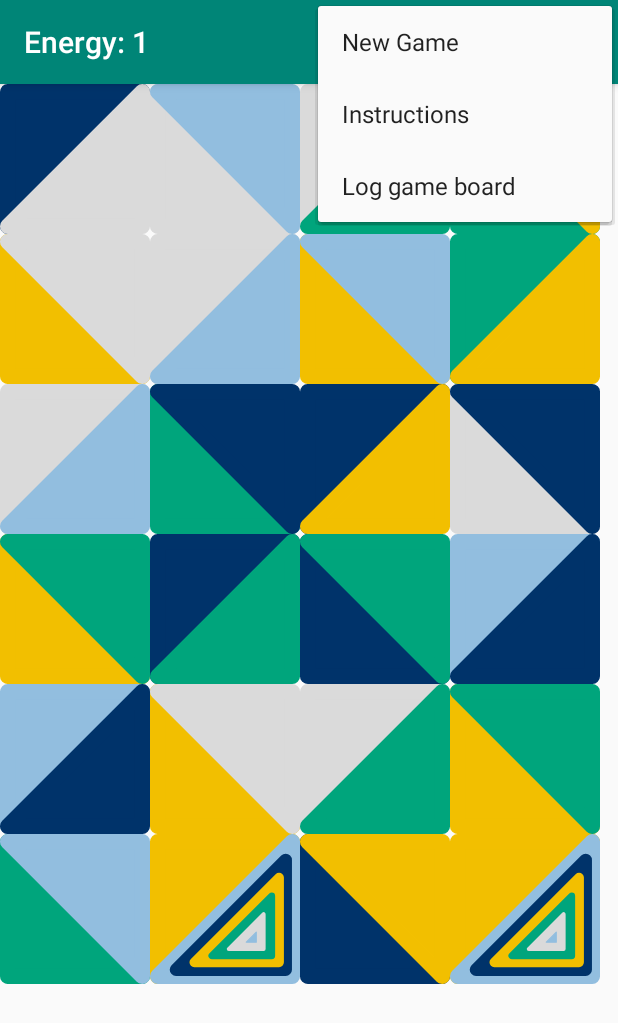
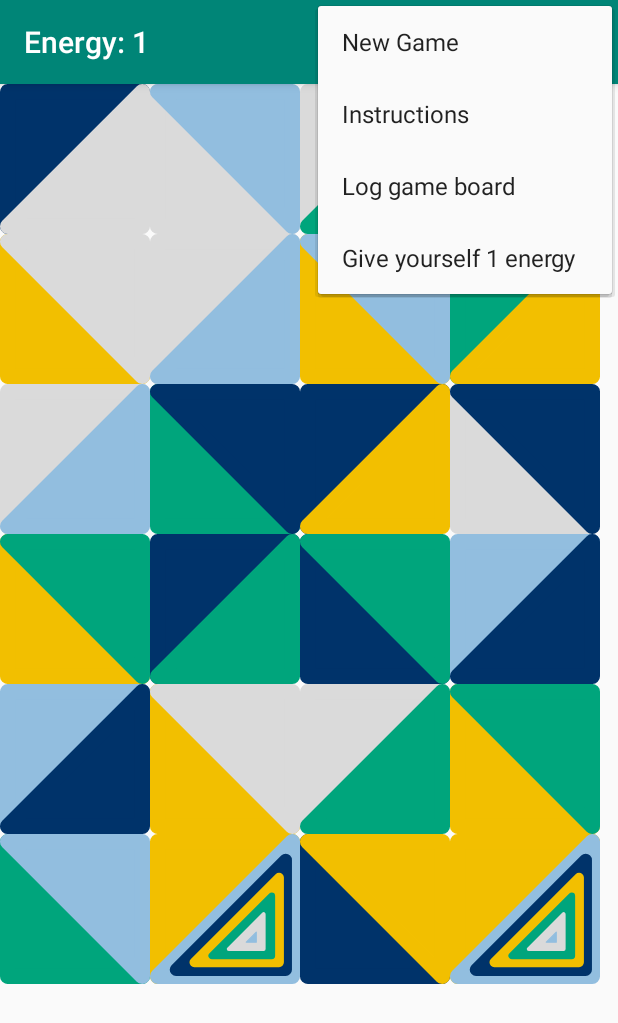
Before and after one commit to MacroChip/Triangulation, an Android app: the screen it shows after launch (MainActivity), with the options menu open, on a phone screen of 412 x 824 dp. Shown: the top 1023 px of the screen. Run offline under Robolectric (Android 15) with nearby library versions, the light colour scheme and no system bars.

Commit message:
Get free energy to help playtesters tune and balance energy income and spending

```diff
--- a/app/src/main/java/com/basementbrosdevelopers/triangulation/MainActivity.java
+++ b/app/src/main/java/com/basementbrosdevelopers/triangulation/MainActivity.java
@@ -82,6 +82,11 @@ public class MainActivity extends AppCompatActivity {
         }
         if (item.getItemId() == R.id.dump_matrix) {
             Log.d(getClass().getName(), locationMatrix.toString());
+            return true;
+        }
+        if (item.getItemId() == R.id.give_energy) {
+            energy.gainEnergy();
+            redraw();
             return true;
         }
         return super.onOptionsItemSelected(item);
--- a/app/src/main/res/menu/main_options_menu.xml
+++ b/app/src/main/res/menu/main_options_menu.xml
@@ -9,4 +9,7 @@
     <item
         android:id="@+id/dump_matrix"
         android:title="Log game board" />
+    <item
+        android:id="@+id/give_energy"
+        android:title="Give yourself 1 energy" />
 </menu>
```
